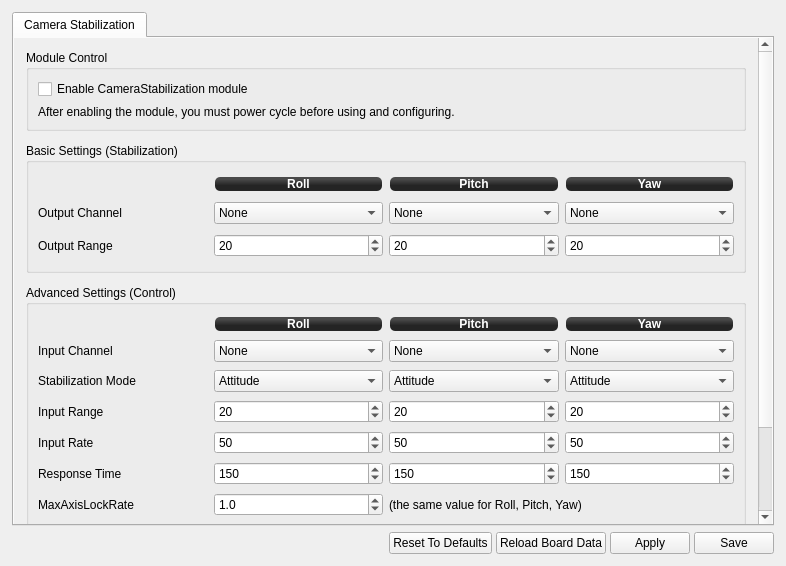
Above: ground/openpilotgcs/src/plugins/config/camerastabilization.ui from openpilot/OpenPilot before the change. Below: the same form after it.
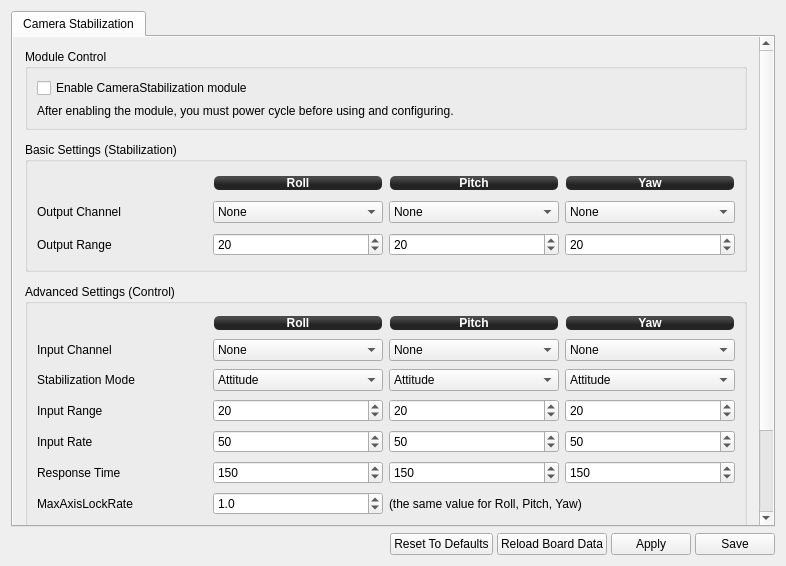
That is the form after the change. Icons and pictures are not drawn.

Commit message: moved the autotune checkbox up top like the other modules

```diff
--- a/ground/openpilotgcs/src/plugins/config/camerastabilization.ui
+++ b/ground/openpilotgcs/src/plugins/config/camerastabilization.ui
@@ -26,12 +26,6 @@
    <string>Form</string>
   </property>
   <layout class="QVBoxLayout" name="verticalLayout_5">
-   <property name="spacing">
-    <number>6</number>
-   </property>
-   <property name="margin">
-    <number>12</number>
-   </property>
    <item>
     <widget class="QTabWidget" name="tabWidget">
      <property name="sizePolicy">
@@ -48,9 +42,6 @@
        <string>Camera Stabilization</string>
       </attribute>
       <layout class="QVBoxLayout" name="verticalLayout_2">
-       <property name="spacing">
-        <number>6</number>
-       </property>
        <property name="margin">
         <number>0</number>
        </property>
@@ -73,8 +64,8 @@
            <rect>
             <x>0</x>
             <y>0</y>
-            <width>742</width>
-            <height>604</height>
+            <width>741</width>
+            <height>559</height>
            </rect>
           </property>
           <layout class="QVBoxLayout" name="verticalLayout">
@@ -1038,24 +1029,24 @@
     </widget>
    </item>
    <item>
-    <layout class="QHBoxLayout" name="horizontalLayout">
-     <property name="spacing">
+    <layout class="QGridLayout" name="gridLayout">
+     <property name="horizontalSpacing">
       <number>4</number>
      </property>
-     <item>
+     <item row="0" column="0">
       <spacer name="horizontalSpacer">
        <property name="orientation">
         <enum>Qt::Horizontal</enum>
        </property>
        <property name="sizeHint" stdset="0">
         <size>
-         <width>321</width>
-         <height>10</height>
+         <width>288</width>
+         <height>18</height>
         </size>
        </property>
       </spacer>
      </item>
-     <item>
+     <item row="0" column="1">
       <widget class="QPushButton" name="camerastabilizationHelp">
        <property name="sizePolicy">
         <sizepolicy hsizetype="Fixed" vsizetype="Fixed">
@@ -1104,7 +1095,7 @@
        </property>
       </widget>
      </item>
-     <item>
+     <item row="0" column="2">
       <widget class="QPushButton" name="camerastabilizationResetToDefaults">
        <property name="minimumSize">
         <size>
@@ -1135,7 +1126,7 @@
        </property>
       </widget>
      </item>
-     <item>
+     <item row="0" column="3">
       <widget class="QPushButton" name="pushButton">
        <property name="minimumSize">
         <size>
@@ -1168,7 +1159,7 @@
        </property>
       </widget>
      </item>
-     <item>
+     <item row="0" column="4">
       <widget class="QPushButton" name="camerastabilizationSaveRAM">
        <property name="minimumSize">
         <size>
@@ -1195,7 +1186,7 @@
        </property>
       </widget>
      </item>
-     <item>
+     <item row="0" column="5">
       <widget class="QPushButton" name="camerastabilizationSaveSD">
        <property name="minimumSize">
         <size>
```
The commit also changes 1 other file.
